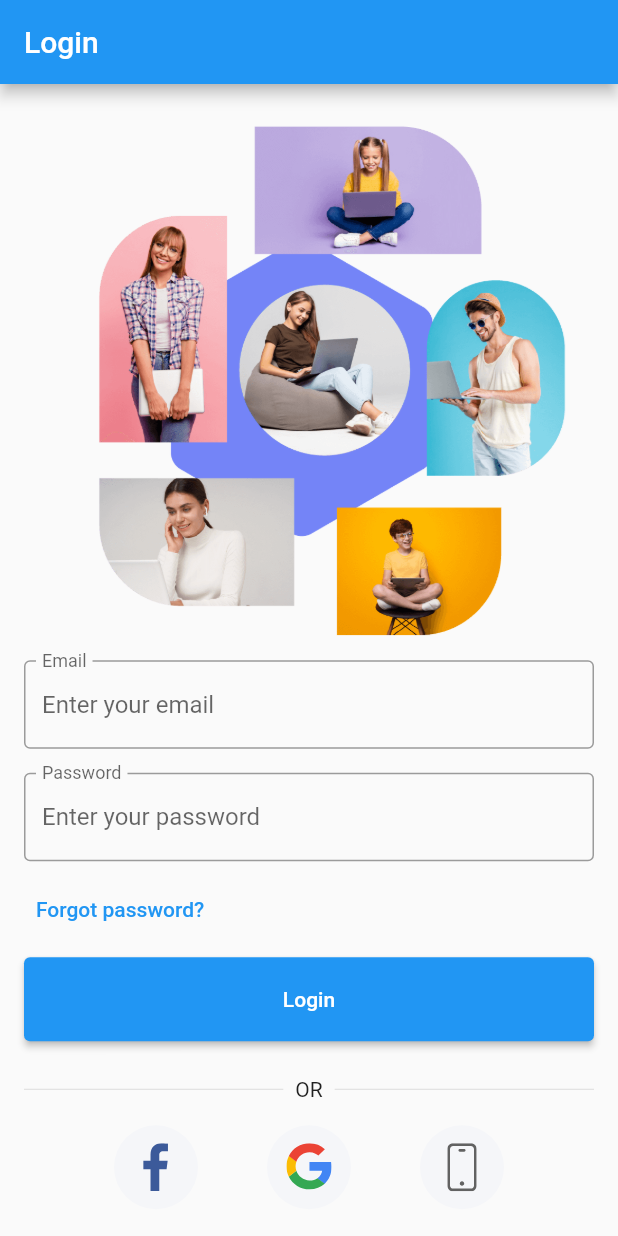
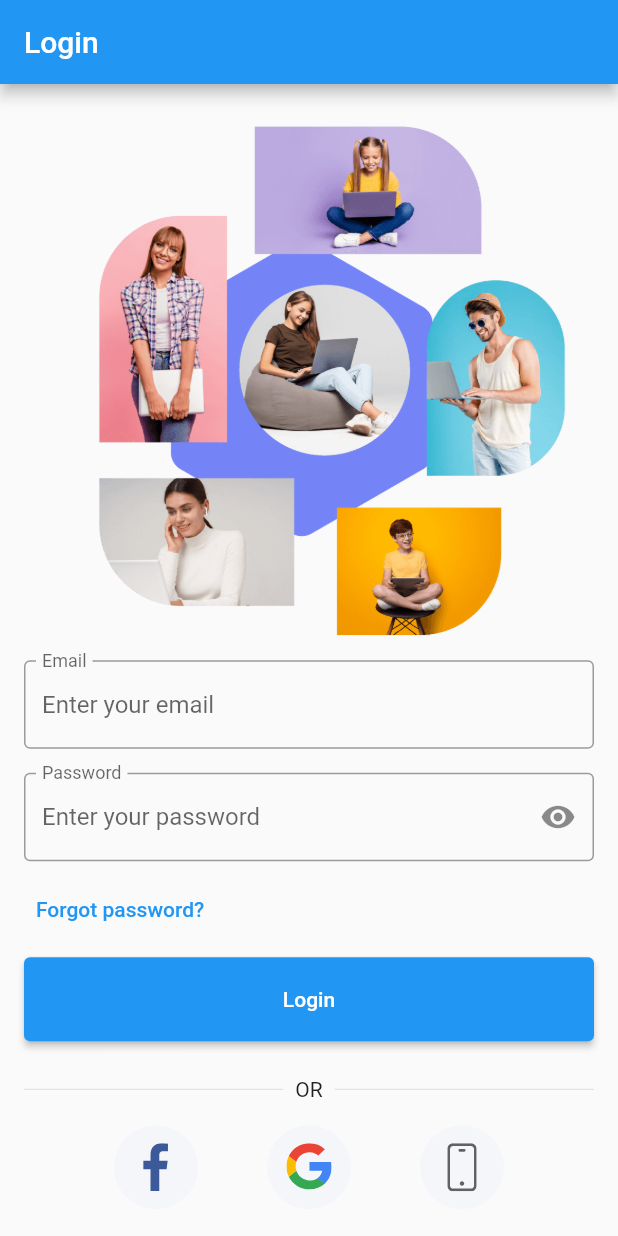
Before and after one commit to qhuydo/flutter_online_tutor, a Flutter app: the screen it shows after launch, on a phone screen of 412 x 824 dp. Run offline on Flutter 3.47's test engine with Material 2 defaults, Android fonts, the phone set to English and light mode, and no system bars; our stand-ins replace dartz, flutter_svg.

Commit message:
Update `password_input`

```diff
--- a/lib/presentation/authentication/login/widgets/password_input.dart
+++ b/lib/presentation/authentication/login/widgets/password_input.dart
@@ -1,17 +1,39 @@
+import 'package:flutter/gestures.dart';
 import 'package:flutter/material.dart';
 
-class PasswordInput extends StatelessWidget {
+class PasswordInput extends StatefulWidget {
   const PasswordInput({Key? key}) : super(key: key);
+
+  @override
+  State<PasswordInput> createState() => _PasswordInputState();
+}
+
+class _PasswordInputState extends State<PasswordInput> {
+  bool _obscureText = true;
 
   @override
   Widget build(BuildContext context) {
     return TextFormField(
-      obscureText: true,
-      decoration: const InputDecoration(
-          labelText: "Password",
-          hintText: "Enter your password",
-          floatingLabelBehavior: FloatingLabelBehavior.always,
-          border: OutlineInputBorder()),
+      obscureText: _obscureText,
+      decoration: InputDecoration(
+        labelText: 'Password',
+        hintText: 'Enter your password',
+        floatingLabelBehavior: FloatingLabelBehavior.always,
+        border: const OutlineInputBorder(),
+        // filled: true,
+        suffixIcon: GestureDetector(
+          dragStartBehavior: DragStartBehavior.down,
+          onTap: () {
+            setState(() {
+              _obscureText = !_obscureText;
+            });
+          },
+          child: Icon(
+            _obscureText ? Icons.visibility : Icons.visibility_off,
+            semanticLabel: _obscureText ? 'Show password' : 'Hide password',
+          ),
+        ),
+      ),
     );
   }
 }
```
